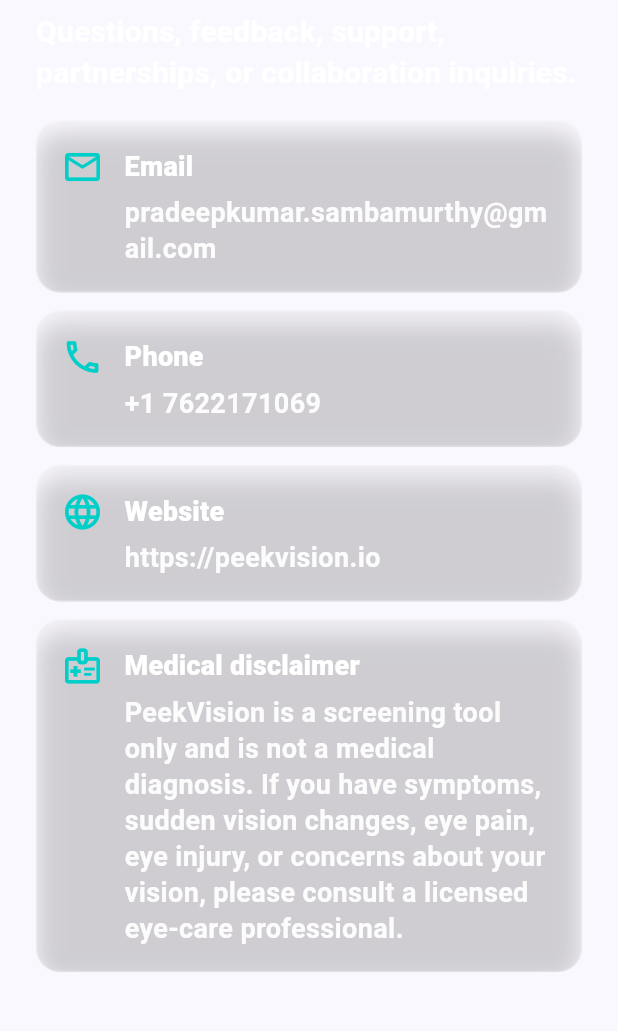
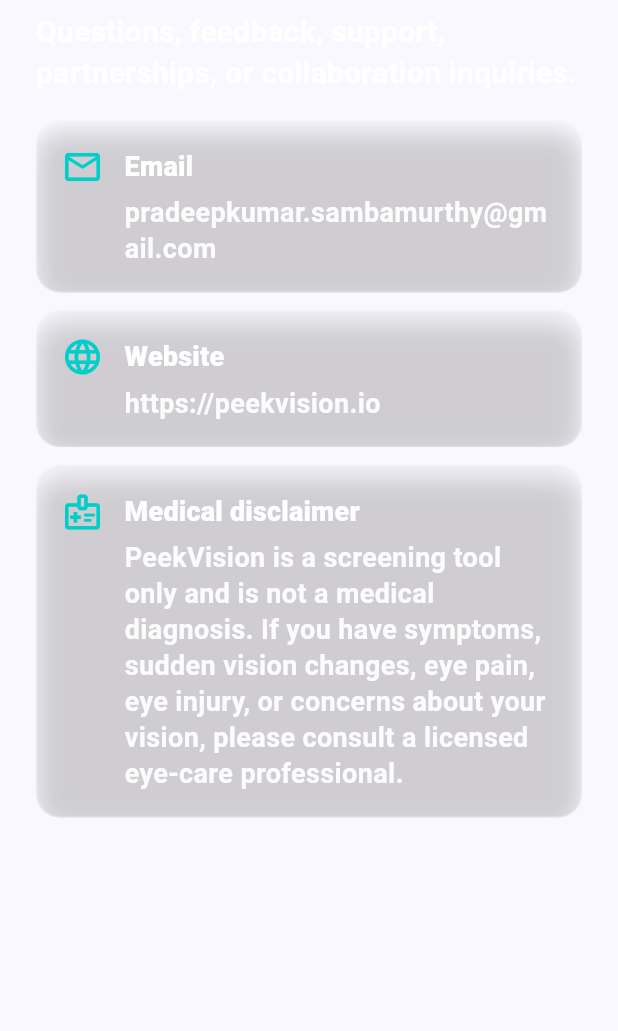
Before and after one commit to pradeepsambamurthy/vision_scanner_flutter, a Flutter app: the _ContactTab widget shown alone on an empty page, opened directly, on a phone screen of 412 x 824 dp, the part 93-1124 px from its top. Run offline on Flutter 3.47's test engine with Material 3 defaults, Android fonts, the phone set to English and light mode, and no system bars; our stand-ins replace cloud_firestore, firebase_core, image_picker, shared_preferences; missing offline and left inert: google_mlkit_face_detection, tflite_flutter; accounts and stored records are empty; statements that could not run were skipped.

Commit message:
Remove phone number from contact page

```diff
--- a/lib/screens/app_shell.dart
+++ b/lib/screens/app_shell.dart
@@ -823,12 +823,6 @@
             ),
             const SizedBox(height: 12),
             row(
-              icon: Icons.phone_outlined,
-              label: 'Phone',
-              value: '+1 7622171069',
-            ),
-            const SizedBox(height: 12),
-            row(
               icon: Icons.language_outlined,
               label: 'Website',
               value: 'https://peekvision.io',
```
